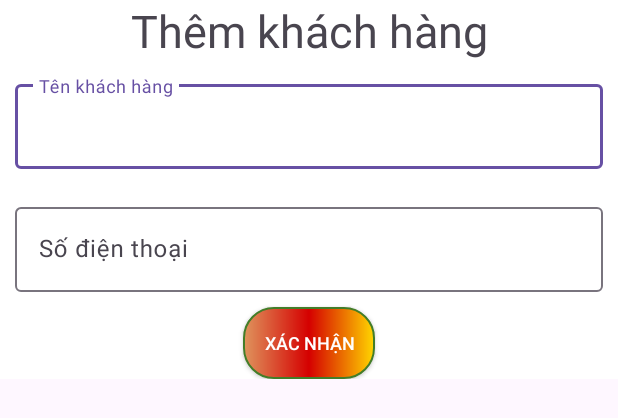
After one commit to vanhnguyen204/PRO1121_DA1, an Android app: the layout alertdialog_addcustomer.xml on its own in the app's theme, with its tools: preview values and no code run, on a phone screen of 412 x 824 dp. The commit adds this screen. Shown: the top 418 px of the screen. Run offline under Robolectric (Android 15) with nearby library versions, the phone set to English and light mode, and no system bars.

Commit message:
26/11/2023

```diff
--- a/app/src/main/java/com/fpoly/pro1121_da1/Fragment/FragmentUser.java
+++ b/app/src/main/java/com/fpoly/pro1121_da1/Fragment/FragmentUser.java
@@ -45,6 +45,11 @@ public class FragmentUser extends Fragment {
         rcv = view.findViewById(R.id.rcv_user);
 
         list = userDAO.getAllUser();
+        for (int i = 0; i < list.size(); i++) {
+            if (list.get(i).getRole().equalsIgnoreCase("admin")){
+                list.remove(i);
+            }
+        }
         userAdapter = new UserAdapter(getActivity(), list);
         rcv.setAdapter(userAdapter);
 
--- a/app/src/main/java/com/fpoly/pro1121_da1/LoginActivity.java
+++ b/app/src/main/java/com/fpoly/pro1121_da1/LoginActivity.java
@@ -52,6 +52,8 @@ public class LoginActivity extends AppCompatActivity {
                     intent.putExtra("KEY_USER_NAME", user);
                     startActivity(intent);
                     Toast.makeText(LoginActivity.this, "Đăng nhập thành công !", Toast.LENGTH_SHORT).show();
+                    edtUser.setText("");
+                    edtPassWord.setText("");
                 }
 
             }
--- /dev/null
+++ b/app/src/main/res/layout/alertdialog_addcustomer.xml
@@ -0,0 +1,44 @@
+<?xml version="1.0" encoding="utf-8"?>
+<LinearLayout xmlns:android="http://schemas.android.com/apk/res/android"
+    android:layout_width="match_parent"
+    android:orientation="vertical"
+    android:background="@color/white"
+    android:layout_height="wrap_content">
+<TextView
+    android:layout_width="match_parent"
+    android:textSize="30sp"
+    android:layout_height="wrap_content"
+    android:gravity="center"
+    android:text="Thêm khách hàng"
+    />
+    <com.google.android.material.textfield.TextInputLayout
+        android:layout_width="match_parent"
+        android:layout_margin="10dp"
+        android:hint="Tên khách hàng"
+        android:layout_height="wrap_content">
+        <EditText
+android:id="@+id/edtNameCustomer"
+            android:layout_width="match_parent"
+            android:layout_height="wrap_content"/>
+    </com.google.android.material.textfield.TextInputLayout>
+    <com.google.android.material.textfield.TextInputLayout
+        android:layout_width="match_parent"
+        android:layout_margin="10dp"
+        android:hint="Số điện thoại"
+        android:layout_height="wrap_content">
+        <EditText
+android:id="@+id/edtPhoneNumberCustomer"
+            android:layout_width="match_parent"
+            android:layout_height="wrap_content"/>
+    </com.google.android.material.textfield.TextInputLayout>
+    <androidx.appcompat.widget.AppCompatButton
+        android:layout_width="wrap_content"
+        android:layout_height="wrap_content"
+        android:textSize="12sp"
+        android:textColor="@color/white"
+        android:text="Xác nhận"
+        android:id="@+id/btnConfirmAddCustomer"
+        android:background="@drawable/border_spinner"
+        android:layout_gravity="center"
+        />
+</LinearLayout>
```
Also changed, not shown: app/src/main/java/com/fpoly/pro1121_da1/Fragment/FragmentDrink.java (+7 -0 lines), app/src/main/java/com/fpoly/pro1121_da1/Fragment/FragmentExportInvoice.java (+46 -0 lines), app/src/main/java/com/fpoly/pro1121_da1/Fragment/FragmentIngredient.java (+11 -4 lines).
